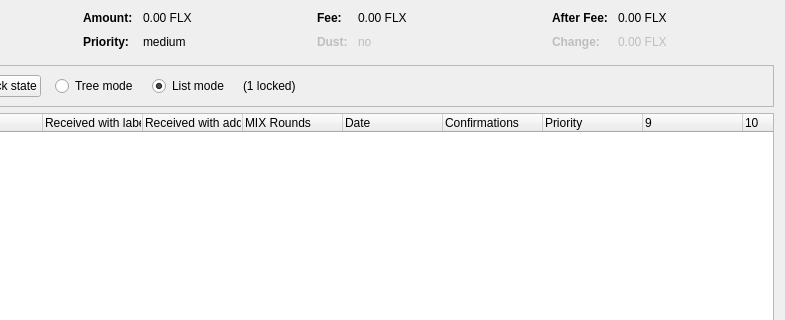
Before: the Qt Designer form src/qt/forms/coincontroldialog.ui in nashsclay/DraviteFlex-1, drawn with Qt 5; both pictures show x 169 to 954 and y 0 to 320 of the 954 by 500 pixel window.
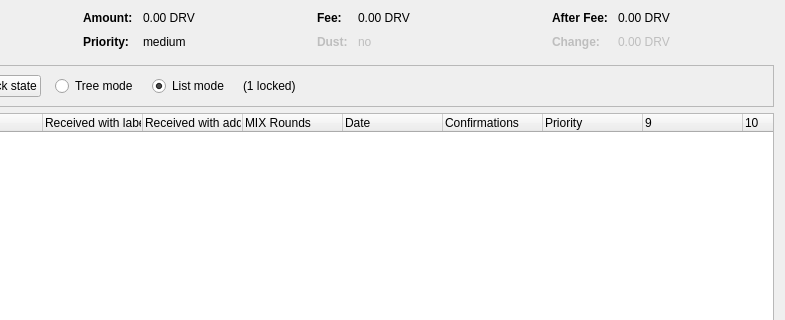
After: the same form once the commit is applied. Custom widgets are drawn as their Qt base class.

Diff of the .ui file:
```diff
--- a/src/qt/forms/coincontroldialog.ui
+++ b/src/qt/forms/coincontroldialog.ui
@@ -132,7 +132,7 @@
           <enum>Qt::ActionsContextMenu</enum>
          </property>
          <property name="text">
-          <string notr="true">0.00 FLX</string>
+          <string notr="true">0.00 DRV</string>
          </property>
          <property name="textInteractionFlags">
           <set>Qt::LinksAccessibleByMouse|Qt::TextSelectableByKeyboard|Qt::TextSelectableByMouse</set>
@@ -206,7 +206,7 @@
           <enum>Qt::ActionsContextMenu</enum>
          </property>
          <property name="text">
-          <string notr="true">0.00 FLX</string>
+          <string notr="true">0.00 DRV</string>
          </property>
          <property name="textInteractionFlags">
           <set>Qt::LinksAccessibleByMouse|Qt::TextSelectableByKeyboard|Qt::TextSelectableByMouse</set>
@@ -286,7 +286,7 @@
           <enum>Qt::ActionsContextMenu</enum>
          </property>
          <property name="text">
-          <string notr="true">0.00 FLX</string>
+          <string notr="true">0.00 DRV</string>
          </property>
          <property name="textInteractionFlags">
           <set>Qt::LinksAccessibleByMouse|Qt::TextSelectableByKeyboard|Qt::TextSelectableByMouse</set>
@@ -321,7 +321,7 @@
           <enum>Qt::ActionsContextMenu</enum>
          </property>
          <property name="text">
-          <string notr="true">0.00 FLX</string>
+          <string notr="true">0.00 DRV</string>
          </property>
          <property name="textInteractionFlags">
           <set>Qt::LinksAccessibleByMouse|Qt::TextSelectableByKeyboard|Qt::TextSelectableByMouse</set>
```
